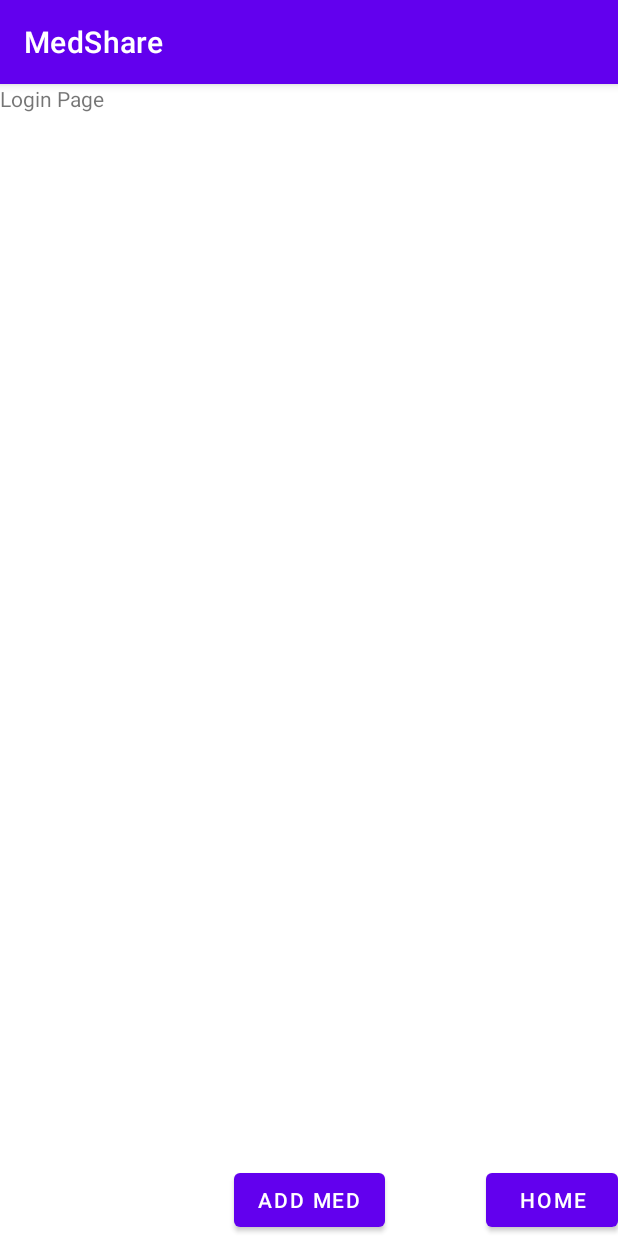
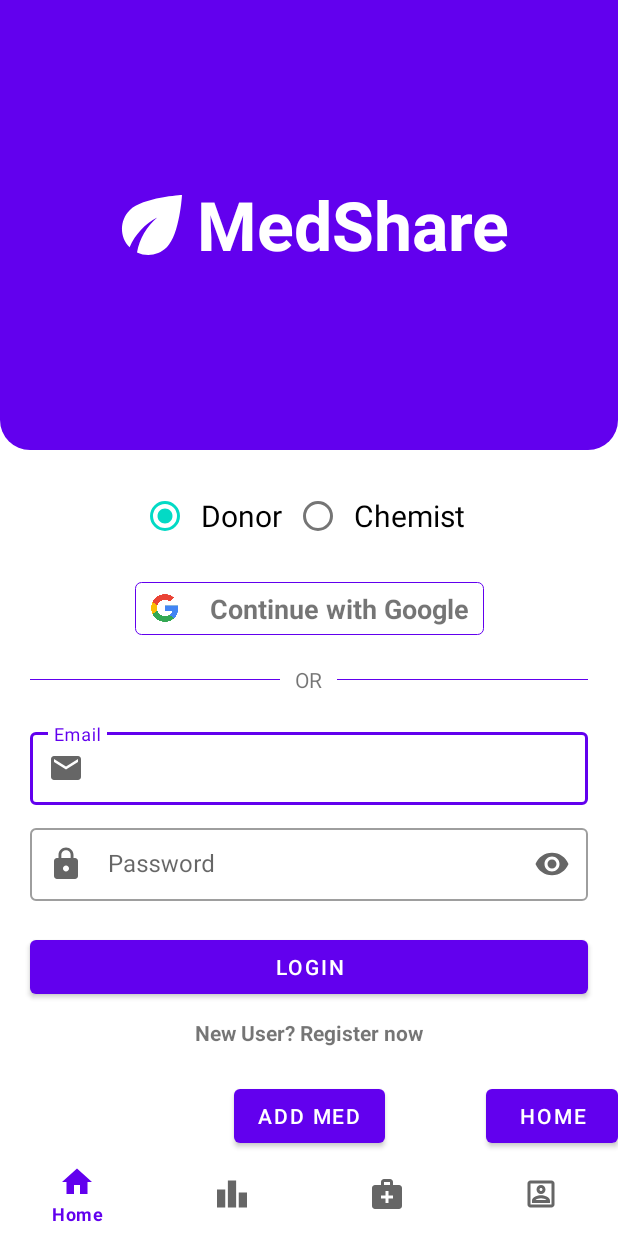
Before and after one commit to codeDamon/MedShare, an Android app: the screen it shows after launch (MainActivity), on a phone screen of 412 x 824 dp. Run offline under Robolectric (Android 15) with nearby library versions, the light colour scheme and no system bars.

Commit message:
Design Login Page and Bottom Navigation in activity_main.xml

```diff
--- /dev/null
+++ b/app/src/main/res/drawable/bottom_nav_shape.xml
@@ -0,0 +1,8 @@
+<?xml version="1.0" encoding="utf-8"?>
+<shape xmlns:android="http://schemas.android.com/apk/res/android">
+
+   <!-- <solid android:color="@color/white"/>-->
+    <corners android:topRightRadius="20dp"
+        android:topLeftRadius="20dp"
+        />
+</shape>
--- /dev/null
+++ b/app/src/main/res/drawable/ic_account_box_24.xml
@@ -0,0 +1,10 @@
+<vector xmlns:android="http://schemas.android.com/apk/res/android"
+    android:width="24dp"
+    android:height="24dp"
+    android:viewportWidth="24"
+    android:viewportHeight="24"
+    android:tint="?attr/colorControlNormal">
+  <path
+      android:fillColor="@android:color/white"
+      android:pathData="M19,5v14L5,19L5,5h14m0,-2L5,3c-1.11,0 -2,0.9 -2,2v14c0,1.1 0.89,2 2,2h14c1.1,0 2,-0.9 2,-2L21,5c0,-1.1 -0.9,-2 -2,-2zM12,12c-1.65,0 -3,-1.35 -3,-3s1.35,-3 3,-3 3,1.35 3,3 -1.35,3 -3,3zM12,8c-0.55,0 -1,0.45 -1,1s0.45,1 1,1 1,-0.45 1,-1 -0.45,-1 -1,-1zM18,18L6,18v-1.53c0,-2.5 3.97,-3.58 6,-3.58s6,1.08 6,3.58L18,18zM8.31,16h7.38c-0.69,-0.56 -2.38,-1.12 -3.69,-1.12s-3.01,0.56 -3.69,1.12z"/>
+</vector>
--- /dev/null
+++ b/app/src/main/res/drawable/ic_eco_24.xml
@@ -0,0 +1,10 @@
+<vector xmlns:android="http://schemas.android.com/apk/res/android"
+    android:width="24dp"
+    android:height="24dp"
+    android:viewportWidth="24"
+    android:viewportHeight="24"
+    android:tint="?attr/colorControlNormal">
+  <path
+      android:fillColor="@android:color/white"
+      android:pathData="M6.05,8.05c-2.73,2.73 -2.73,7.15 -0.02,9.88c1.47,-3.4 4.09,-6.24 7.36,-7.93c-2.77,2.34 -4.71,5.61 -5.39,9.32c2.6,1.23 5.8,0.78 7.95,-1.37C19.43,14.47 20,4 20,4S9.53,4.57 6.05,8.05z"/>
+</vector>
--- /dev/null
+++ b/app/src/main/res/drawable/ic_email_24.xml
@@ -0,0 +1,10 @@
+<vector xmlns:android="http://schemas.android.com/apk/res/android"
+    android:width="24dp"
+    android:height="24dp"
+    android:viewportWidth="24"
+    android:viewportHeight="24"
+    android:tint="?attr/colorControlNormal">
+  <path
+      android:fillColor="@android:color/white"
+      android:pathData="M20,4L4,4c-1.1,0 -1.99,0.9 -1.99,2L2,18c0,1.1 0.9,2 2,2h16c1.1,0 2,-0.9 2,-2L22,6c0,-1.1 -0.9,-2 -2,-2zM20,8l-8,5 -8,-5L4,6l8,5 8,-5v2z"/>
+</vector>
--- /dev/null
+++ b/app/src/main/res/drawable/ic_help_box_24.xml
@@ -0,0 +1,10 @@
+<vector xmlns:android="http://schemas.android.com/apk/res/android"
+    android:width="24dp"
+    android:height="24dp"
+    android:viewportWidth="24"
+    android:viewportHeight="24"
+    android:tint="?attr/colorControlNormal">
+  <path
+      android:fillColor="@android:color/white"
+      android:pathData="M20,6h-4V4c0,-1.1 -0.9,-2 -2,-2h-4C8.9,2 8,2.9 8,4v2H4C2.9,6 2,6.9 2,8v12c0,1.1 0.9,2 2,2h16c1.1,0 2,-0.9 2,-2V8C22,6.9 21.1,6 20,6zM10,4h4v2h-4V4zM16,15h-3v3h-2v-3H8v-2h3v-3h2v3h3V15z"/>
+</vector>
--- /dev/null
+++ b/app/src/main/res/drawable/ic_home_24.xml
@@ -0,0 +1,10 @@
+<vector xmlns:android="http://schemas.android.com/apk/res/android"
+    android:width="24dp"
+    android:height="24dp"
+    android:viewportWidth="24"
+    android:viewportHeight="24"
+    android:tint="?attr/colorControlNormal">
+  <path
+      android:fillColor="@android:color/white"
+      android:pathData="M10,20v-6h4v6h5v-8h3L12,3 2,12h3v8z"/>
+</vector>
--- /dev/null
+++ b/app/src/main/res/drawable/ic_leaderboard_24.xml
@@ -0,0 +1,10 @@
+<vector xmlns:android="http://schemas.android.com/apk/res/android"
+    android:width="24dp"
+    android:height="24dp"
+    android:viewportWidth="24"
+    android:viewportHeight="24"
+    android:tint="?attr/colorControlNormal">
+  <path
+      android:fillColor="@android:color/white"
+      android:pathData="M7.5,21H2V9h5.5V21zM14.75,3h-5.5v18h5.5V3zM22,11h-5.5v10H22V11z"/>
+</vector>
--- /dev/null
+++ b/app/src/main/res/drawable/ic_lock.xml
@@ -0,0 +1,10 @@
+<vector xmlns:android="http://schemas.android.com/apk/res/android"
+    android:width="24dp"
+    android:height="24dp"
+    android:viewportWidth="24"
+    android:viewportHeight="24"
+    android:tint="?attr/colorControlNormal">
+  <path
+      android:fillColor="@android:color/white"
+      android:pathData="M18,8h-1L17,6c0,-2.76 -2.24,-5 -5,-5S7,3.24 7,6v2L6,8c-1.1,0 -2,0.9 -2,2v10c0,1.1 0.9,2 2,2h12c1.1,0 2,-0.9 2,-2L20,10c0,-1.1 -0.9,-2 -2,-2zM12,17c-1.1,0 -2,-0.9 -2,-2s0.9,-2 2,-2 2,0.9 2,2 -0.9,2 -2,2zM15.1,8L8.9,8L8.9,6c0,-1.71 1.39,-3.1 3.1,-3.1 1.71,0 3.1,1.39 3.1,3.1v2z"/>
+</vector>
--- /dev/null
+++ b/app/src/main/res/drawable/login_banner_shape.xml
@@ -0,0 +1,7 @@
+<?xml version="1.0" encoding="utf-8"?>
+<shape xmlns:android="http://schemas.android.com/apk/res/android">
+
+    <!-- <solid android:color="@color/white"/>-->
+    <corners android:bottomLeftRadius="20dp"
+        android:bottomRightRadius="20dp" />
+</shape>
--- /dev/null
+++ b/app/src/main/res/drawable/text_input_shape.xml
@@ -0,0 +1,10 @@
+<?xml version="1.0" encoding="utf-8"?>
+<shape xmlns:android="http://schemas.android.com/apk/res/android">
+
+    <!--<solid android:color="@color/white"/>-->
+    <corners android:radius="4dp"
+        />
+    <stroke android:width="0.02dp"
+        android:color="@color/purple_500"/>
+
+</shape>
--- a/app/src/main/res/layout/activity_main.xml
+++ b/app/src/main/res/layout/activity_main.xml
@@ -1,19 +1,30 @@
 <?xml version="1.0" encoding="utf-8"?>
-<androidx.constraintlayout.widget.ConstraintLayout xmlns:android="http://schemas.android.com/apk/res/android"
+<LinearLayout
+    xmlns:android="http://schemas.android.com/apk/res/android"
     xmlns:app="http://schemas.android.com/apk/res-auto"
     xmlns:tools="http://schemas.android.com/tools"
+
     android:layout_width="match_parent"
     android:layout_height="match_parent"
-    tools:context=".ui.MainActivity">
+    tools:context=".ui.MainActivity"
+    android:orientation="vertical">
 
     <fragment
         android:id="@+id/fragment"
+        android:layout_width="match_parent"
+        android:layout_height="0dp"
+        android:layout_weight="1"
+
         android:name="androidx.navigation.fragment.NavHostFragment"
+        app:defaultNavHost="true"
+        app:navGraph="@navigation/main_navigation"/>
+
+    <com.google.android.material.bottomnavigation.BottomNavigationView
+        android:id="@+id/bottom_navigation"
         android:layout_width="match_parent"
-        android:layout_height="match_parent"
-        app:defaultNavHost="true"
-        app:navGraph="@navigation/main_navigation"
-        tools:layout_editor_absoluteX="130dp"
-        tools:layout_editor_absoluteY="268dp" />
+        android:layout_height="wrap_content"
+        android:background="@drawable/bottom_nav_shape"
+        app:menu="@menu/bottom_navigation_menu"
+        />
 
-</androidx.constraintlayout.widget.ConstraintLayout>
+</LinearLayout>
--- a/app/src/main/res/layout/login_fragment.xml
+++ b/app/src/main/res/layout/login_fragment.xml
@@ -6,10 +6,8 @@
     xmlns:app="http://schemas.android.com/apk/res-auto"
     tools:context=".ui.LoginPage.LoginFragment">
 
-    <TextView
-        android:layout_width="match_parent"
-        android:layout_height="match_parent"
-        android:text="Login Page" />
+    <include layout="@layout/login_layout"
+        />
 
     <Button
         android:id="@+id/add_med_button"
@@ -28,5 +26,4 @@
         app:layout_constraintBottom_toBottomOf="parent"
         app:layout_constraintEnd_toEndOf="parent"/>
 
-
 </androidx.constraintlayout.widget.ConstraintLayout>
--- /dev/null
+++ b/app/src/main/res/layout/login_layout.xml
@@ -0,0 +1,198 @@
+<?xml version="1.0" encoding="utf-8"?>
+<androidx.core.widget.NestedScrollView xmlns:android="http://schemas.android.com/apk/res/android"
+    xmlns:app="http://schemas.android.com/apk/res-auto"
+    xmlns:tools="http://schemas.android.com/tools"
+    android:layout_width="match_parent"
+    android:layout_height="match_parent">
+
+    <androidx.constraintlayout.widget.ConstraintLayout
+        android:layout_width="match_parent"
+        android:layout_height="match_parent">
+
+        <LinearLayout
+            android:id="@+id/page_header"
+            android:layout_width="match_parent"
+            android:layout_height="300dp"
+            android:background="@drawable/login_banner_shape"
+            android:backgroundTint="@color/purple_500"
+            android:gravity="center"
+            android:orientation="horizontal"
+            app:layout_constraintTop_toTopOf="parent">
+
+            <ImageView
+                android:id="@+id/sd_logo"
+                android:layout_width="60dp"
+                android:layout_height="60dp"
+
+                android:src="@drawable/ic_eco_24"
+                app:layout_constraintStart_toStartOf="parent"
+                app:tint="@color/white" />
+
+            <TextView
+                android:id="@+id/title"
+                android:layout_width="wrap_content"
+                android:layout_height="wrap_content"
+
+                android:text="@string/app_name"
+                android:textAlignment="center"
+                android:textColor="@color/white"
+                android:textSize="45sp"
+                android:textStyle="bold" />
+        </LinearLayout>
+
+        <RadioGroup
+            android:id="@+id/radio_group"
+            android:layout_width="match_parent"
+            android:layout_height="wrap_content"
+            android:layout_marginTop="20dp"
+            android:checkedButton="@id/rad_donor"
+            android:gravity="center"
+            android:orientation="horizontal"
+            app:layout_constraintTop_toBottomOf="@id/page_header">
+
+            <RadioButton
+                android:id="@+id/rad_donor"
+                android:layout_width="wrap_content"
+                android:layout_height="wrap_content"
+                android:padding="8dp"
+                android:text="Donor"
+                android:textSize="20sp"
+                app:layout_constraintBottom_toBottomOf="parent"
+                app:layout_constraintStart_toStartOf="parent"
+                app:layout_constraintTop_toTopOf="parent" />
+
+            <RadioButton
+                android:id="@+id/rad_chemist"
+                android:layout_width="wrap_content"
+                android:layout_height="wrap_content"
+                android:padding="8dp"
+                android:text="Chemist"
+                android:textSize="20sp"
+                app:layout_constraintBottom_toBottomOf="parent"
+                app:layout_constraintEnd_toEndOf="parent"
+                app:layout_constraintTop_toTopOf="parent" />
+        </RadioGroup>
+
+        <LinearLayout
+            android:id="@+id/google_sign_in"
+            android:layout_width="wrap_content"
+            android:layout_height="wrap_content"
+            android:gravity="center"
+
+            app:layout_constraintTop_toBottomOf="@id/radio_group"
+            app:layout_constraintStart_toStartOf="parent"
+            app:layout_constraintEnd_toEndOf="parent"
+            android:orientation="horizontal"
+            android:background="@drawable/text_input_shape"
+            android:layout_marginTop="20dp"
+            android:paddingStart="10dp"
+            android:paddingEnd="10dp"
+            android:paddingTop="5dp"
+            android:paddingBottom="5dp">
+
+            <ImageView
+                android:layout_width="20dp"
+                android:layout_height="20dp"
+                android:src="@drawable/google_logo"
+                android:layout_marginEnd="20dp" />
+            <TextView
+                android:layout_width="wrap_content"
+                android:layout_height="wrap_content"
+                android:text="Continue with Google"
+                android:textSize="18sp"
+                android:textStyle="bold" />
+        </LinearLayout>
+
+        <LinearLayout
+            android:id="@+id/or_lay"
+            android:layout_width="match_parent"
+            android:layout_height="wrap_content"
+            app:layout_constraintTop_toBottomOf="@id/google_sign_in"
+            android:orientation="horizontal"
+            android:gravity="center"
+            android:layout_margin="20dp">
+
+            <View
+                android:layout_width="0dp"
+                android:layout_height="0.2dp"
+                android:background="@color/purple_500"
+                android:layout_weight="1"
+                />
+            <TextView
+                android:layout_width="wrap_content"
+                android:layout_height="wrap_content"
+                android:layout_marginStart="10dp"
+                android:layout_marginEnd="10dp"
+                android:text="OR"/>
+            <View
+                android:layout_width="0dp"
+                android:layout_height="0.2dp"
+                android:background="@color/purple_500"
+                android:layout_weight="1" />
+
+        </LinearLayout>
+
+        <com.google.android.material.textfield.TextInputLayout
+            android:id="@+id/email_et"
+            style="@style/Widget.MaterialComponents.TextInputLayout.OutlinedBox.Dense"
+            android:layout_width="match_parent"
+            android:layout_height="wrap_content"
+
+            android:layout_centerHorizontal="true"
+            android:layout_marginHorizontal="20dp"
+            android:layout_marginTop="20dp"
+            android:hint="Email"
+            app:endIconMode="clear_text"
+
+            app:layout_constraintTop_toBottomOf="@id/or_lay"
+            app:startIconDrawable="@drawable/ic_email_24">
+
+            <com.google.android.material.textfield.TextInputEditText
+                android:layout_width="match_parent"
+                android:layout_height="wrap_content"
+                android:inputType="textEmailAddress" />
+        </com.google.android.material.textfield.TextInputLayout>
+
+        <com.google.android.material.textfield.TextInputLayout
+            android:id="@+id/password_et"
+            style="@style/Widget.MaterialComponents.TextInputLayout.OutlinedBox.Dense"
+            android:layout_width="match_parent"
+            android:layout_height="wrap_content"
+
+            android:layout_centerHorizontal="true"
+            android:layout_marginHorizontal="20dp"
+            android:layout_marginTop="10dp"
+            android:hint="Password"
+            app:endIconMode="password_toggle"
+            app:layout_constraintTop_toBottomOf="@id/email_et"
+            app:startIconDrawable="@drawable/ic_lock">
+
+            <com.google.android.material.textfield.TextInputEditText
+                android:layout_width="match_parent"
+                android:layout_height="wrap_content"
+                android:inputType="textPassword" />
+        </com.google.android.material.textfield.TextInputLayout>
+
+        <Button
+            android:id="@+id/btn_login"
+            android:layout_width="match_parent"
+            android:layout_height="wrap_content"
+            android:layout_margin="20dp"
+            android:text="Login"
+            android:textColor="@color/white"
+            app:layout_constraintTop_toBottomOf="@id/password_et" />
+
+        <TextView
+            android:id="@+id/sign_up_link"
+            android:layout_width="wrap_content"
+            android:layout_height="wrap_content"
+
+            android:text="New User? Register now"
+            android:textStyle="bold"
+            android:layout_marginTop="10dp"
+            app:layout_constraintTop_toBottomOf="@id/btn_login"
+            app:layout_constraintStart_toStartOf="parent"
+            app:layout_constraintEnd_toEndOf="parent"/>
+    </androidx.constraintlayout.widget.ConstraintLayout>
+
+</androidx.core.widget.NestedScrollView>
--- /dev/null
+++ b/app/src/main/res/menu/bottom_navigation_menu.xml
@@ -0,0 +1,25 @@
+<?xml version="1.0" encoding="utf-8"?>
+<menu xmlns:android="http://schemas.android.com/apk/res/android">
+    <item
+        android:id="@+id/home"
+        android:enabled="true"
+        android:icon="@drawable/ic_home_24"
+        android:title="Home" />
+    <item
+        android:id="@+id/leader_board"
+        android:enabled="true"
+        android:icon="@drawable/ic_leaderboard_24"
+        android:title="Leaderboard" />
+
+    <item
+        android:id="@+id/help_box"
+        android:enabled="true"
+        android:icon="@drawable/ic_help_box_24"
+        android:title="Help Box" />
+
+    <item
+        android:id="@+id/profile"
+        android:enabled="true"
+        android:icon="@drawable/ic_account_box_24"
+        android:title="My Profile" />
+</menu>
--- a/app/src/main/res/values-night/themes.xml
+++ b/app/src/main/res/values-night/themes.xml
@@ -1,6 +1,6 @@
 <resources xmlns:tools="http://schemas.android.com/tools">
     <!-- Base application theme. -->
-    <style name="Theme.MedShare" parent="Theme.MaterialComponents.DayNight.DarkActionBar">
+    <style name="Theme.MedShare" parent="Theme.MaterialComponents.DayNight.NoActionBar">
         <!-- Primary brand color. -->
         <item name="colorPrimary">@color/purple_200</item>
         <item name="colorPrimaryVariant">@color/purple_700</item>
--- a/app/src/main/res/values/themes.xml
+++ b/app/src/main/res/values/themes.xml
@@ -1,6 +1,6 @@
 <resources xmlns:tools="http://schemas.android.com/tools">
     <!-- Base application theme. -->
-    <style name="Theme.MedShare" parent="Theme.MaterialComponents.DayNight.DarkActionBar">
+    <style name="Theme.MedShare" parent="Theme.MaterialComponents.DayNight.NoActionBar">
         <!-- Primary brand color. -->
         <item name="colorPrimary">@color/purple_500</item>
         <item name="colorPrimaryVariant">@color/purple_700</item>
```
Also changed, not shown: app/src/main/res/drawable/google_logo.png (added).
